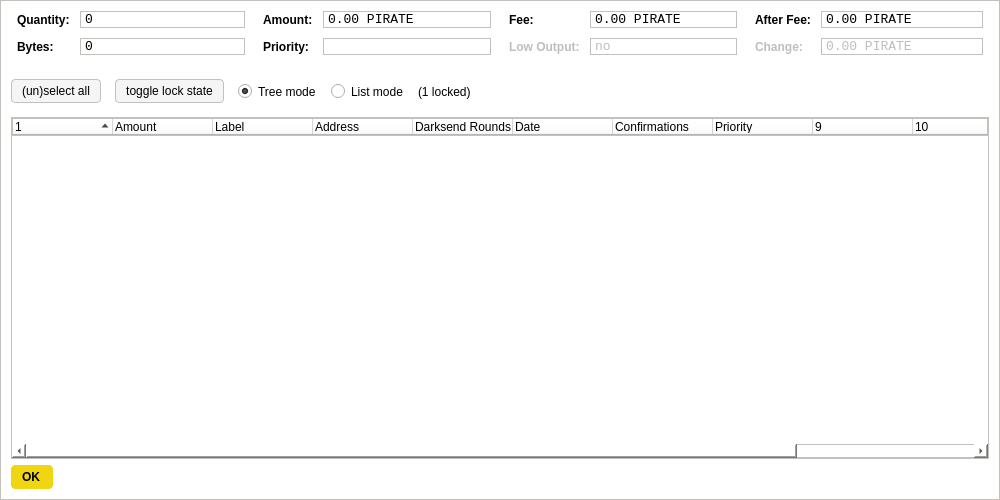
This is src/qt/forms/coincontroldialog.ui in piratecash/piratecash as Qt 5 draws it before an edit. The edited form follows.
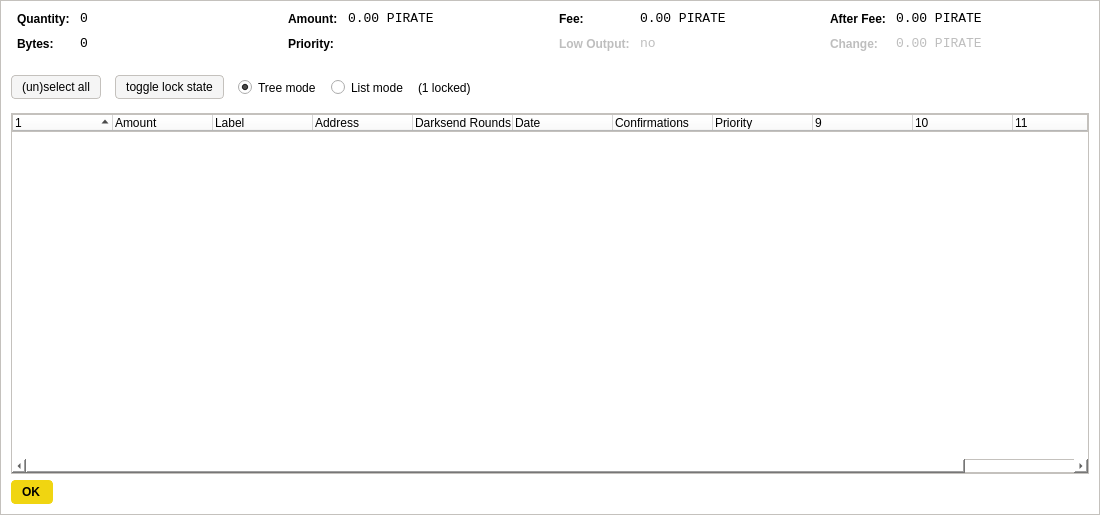
This is the edited form. Custom widgets are drawn as their Qt base class.

Commit message: Minor cosmetic enhancements

What changed in the file:
```diff
--- a/src/qt/forms/coincontroldialog.ui
+++ b/src/qt/forms/coincontroldialog.ui
@@ -6,8 +6,8 @@
    <rect>
     <x>0</x>
     <y>0</y>
-    <width>1000</width>
-    <height>500</height>
+    <width>1100</width>
+    <height>515</height>
    </rect>
   </property>
   <property name="windowTitle">
@@ -65,6 +65,9 @@
          <property name="contextMenuPolicy">
           <enum>Qt::ActionsContextMenu</enum>
          </property>
+         <property name="styleSheet">
+          <string notr="true">border: 0;</string>
+         </property>
          <property name="text">
           <string notr="true">0</string>
          </property>
@@ -98,6 +101,15 @@
          <property name="contextMenuPolicy">
           <enum>Qt::ActionsContextMenu</enum>
          </property>
+         <property name="styleSheet">
+          <string notr="true">border: 0;</string>
+         </property>
+         <property name="frameShadow">
+          <enum>QFrame::Plain</enum>
+         </property>
+         <property name="lineWidth">
+          <number>1</number>
+         </property>
          <property name="text">
           <string notr="true">0</string>
          </property>
@@ -147,6 +159,9 @@
          <property name="contextMenuPolicy">
           <enum>Qt::ActionsContextMenu</enum>
          </property>
+         <property name="styleSheet">
+          <string notr="true">border: 0;</string>
+         </property>
          <property name="text">
           <string notr="true">0.00 PIRATE</string>
          </property>
@@ -180,6 +195,9 @@
          <property name="contextMenuPolicy">
           <enum>Qt::ActionsContextMenu</enum>
          </property>
+         <property name="styleSheet">
+          <string notr="true">border: 0;</string>
+         </property>
          <property name="text">
           <string/>
          </property>
@@ -229,6 +247,9 @@
          <property name="contextMenuPolicy">
           <enum>Qt::ActionsContextMenu</enum>
          </property>
+         <property name="styleSheet">
+          <string notr="true">border: 0;</string>
+         </property>
          <property name="text">
           <string notr="true">0.00 PIRATE</string>
          </property>
@@ -268,6 +289,9 @@
          <property name="contextMenuPolicy">
           <enum>Qt::ActionsContextMenu</enum>
          </property>
+         <property name="styleSheet">
+          <string notr="true">border: 0;</string>
+         </property>
          <property name="text">
           <string notr="true">no</string>
          </property>
@@ -317,6 +341,9 @@
          <property name="contextMenuPolicy">
           <enum>Qt::ActionsContextMenu</enum>
          </property>
+         <property name="styleSheet">
+          <string notr="true">border: 0;</string>
+         </property>
          <property name="text">
           <string notr="true">0.00 PIRATE</string>
          </property>
@@ -356,6 +383,9 @@
          <property name="contextMenuPolicy">
           <enum>Qt::ActionsContextMenu</enum>
          </property>
+         <property name="styleSheet">
+          <string notr="true">border: 0;</string>
+         </property>
          <property name="text">
           <string notr="true">0.00 PIRATE</string>
          </property>
```
The commit also changes 2 other files.
